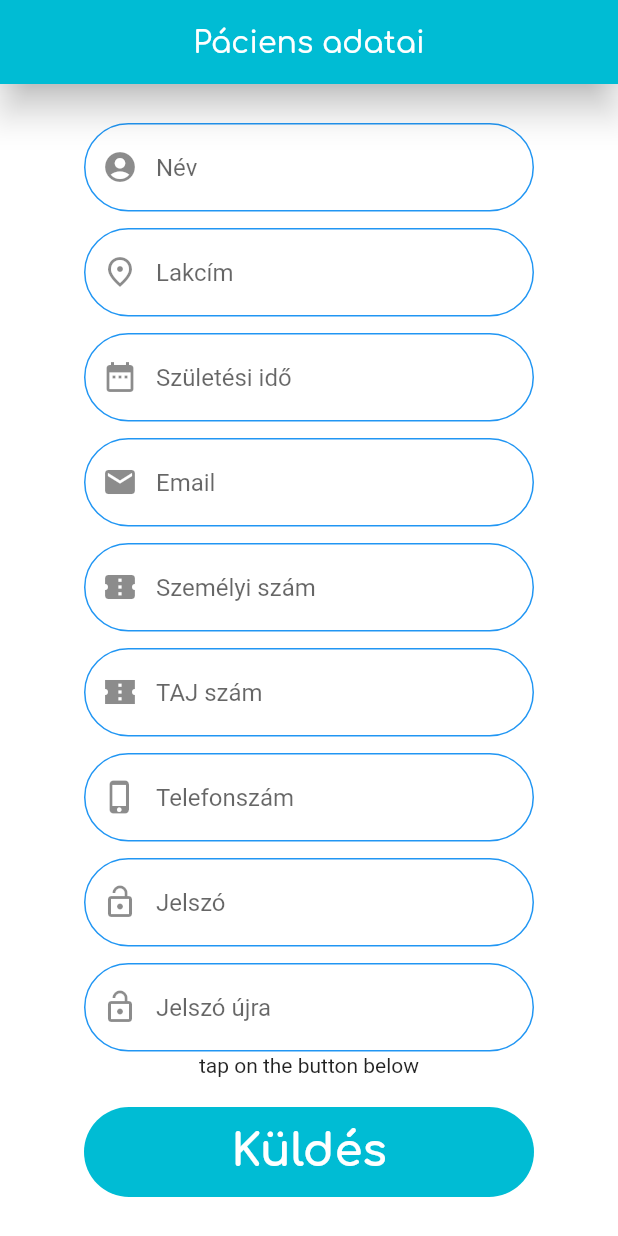
After one commit to adamkekesi/VaccinationHelper, a Flutter app: the screen it shows after launch, after a tap on "Páciens", on a phone screen of 412 x 824 dp. The commit adds this screen. Run offline on Flutter 3.47's test engine with Material 2 defaults, Android fonts, the phone set to English and light mode, and no system bars; our stand-ins replace async_redux, built_collection, built_value, flutter_spinkit, shared_preferences; accounts and stored records are empty; generated files the repository leaves out were written again.

Commit message:
dart.html

```diff
--- a/vaccination_helper/lib/main.dart
+++ b/vaccination_helper/lib/main.dart
@@ -5,9 +5,9 @@ import 'package:vaccination_helper/core/redux/store.dart';
 import 'package:vaccination_helper/core/settings/settings_persist.dart';
 import 'package:vaccination_helper/helpers/rest/rest_client.dart';
 import 'package:async_redux/async_redux.dart';
-import 'package:vaccination_helper/pages/account_type_page/account_type_page.dart';
-import 'package:vaccination_helper/pages/loading_page/loading.dart';
-import 'package:vaccination_helper/pages/login_or_register/login_or_register.dart';
+import 'package:vaccination_helper/pages/account_type/account_type.dart';
+import 'package:vaccination_helper/pages/loading/loading.dart';
+import 'package:vaccination_helper/pages/user_sing_up/user_sing_up.dart';
 
 void main() async {
   runApp(AppContainer());
@@ -30,6 +30,6 @@ class VaccinationApp extends StatelessWidget {
 
   @override
   Widget build(BuildContext context) {
-    return MaterialApp(title: 'Vaccination Helper', home: Button());
+    return MaterialApp(title: 'Vaccination Helper', home: AccountType());
   }
 }
--- a/vaccination_helper/lib/pages/account_type_page/account_type_page.dart
+++ b/vaccination_helper/lib/pages/account_type/account_type.dart
@@ -1,7 +1,8 @@
 import 'package:flutter/material.dart';
 import 'package:flutter_spinkit/flutter_spinkit.dart';
 import 'package:vaccination_helper/core/translation/translator.dart';
-import 'package:vaccination_helper/pages/loading_page/loading.dart';
+import 'package:vaccination_helper/pages/loading/loading.dart';
+import 'package:vaccination_helper/pages/user_sing_up/user_sing_up.dart';
 
 class AccountType extends StatelessWidget {
   AccountType({this.translator});
@@ -16,6 +17,7 @@ class AccountType extends StatelessWidget {
           style: TextStyle(fontFamily: 'Comfortaa'),
         ),
         centerTitle: true,
+        elevation: 10,
         backgroundColor: Colors.cyan,
       ),
       body: Center(
@@ -25,8 +27,10 @@ class AccountType extends StatelessWidget {
             RaisedButton(
               padding: EdgeInsets.symmetric(vertical: 20, horizontal: 80),
               onPressed: () {
-                Navigator.push(context,
-                    new MaterialPageRoute(builder: (context) => new Loading()));
+                Navigator.push(
+                    context,
+                    new MaterialPageRoute(
+                        builder: (context) => new UserSingUp()));
               },
               color: Colors.cyan[500],
               shape: RoundedRectangleBorder(
--- /dev/null
+++ b/vaccination_helper/lib/pages/user_sing_up/user_sing_up.dart
@@ -0,0 +1,170 @@
+import 'package:flutter/material.dart';
+
+class UserSingUp extends StatefulWidget {
+  @override
+  _ButtonState createState() => _ButtonState();
+}
+
+class _ButtonState extends State<UserSingUp>
+    with SingleTickerProviderStateMixin {
+  AnimationController _controller;
+  double _scale;
+  @override
+  void initState() {
+    _controller = AnimationController(
+        vsync: this,
+        duration: Duration(milliseconds: 200),
+        lowerBound: 0.0,
+        upperBound: 0.1)
+      ..addListener(() {
+        setState(() {});
+      });
+  }
+
+  @override
+  Widget build(BuildContext context) {
+    _scale = 1 - _controller.value;
+    return MaterialApp(
+      home: Scaffold(
+        backgroundColor: Colors.white,
+        appBar: AppBar(
+          title: Text(
+            'Páciens adatai',
+            style: TextStyle(fontFamily: 'Comfortaa'),
+          ),
+          centerTitle: true,
+          elevation: 10,
+          backgroundColor: Colors.cyan,
+        ),
+        body: Column(
+          mainAxisAlignment: MainAxisAlignment.center,
+          children: <Widget>[
+            Column(children: [
+              Container(
+                  width: 300,
+                  height: 60,
+                  child: _textfieldUi(
+                      hintText: "Név", icon: Icons.account_circle)),
+              SizedBox(
+                height: 10,
+              ),
+              Container(
+                  width: 300,
+                  height: 60,
+                  child: _textfieldUi(
+                      hintText: "Lakcím", icon: Icons.place_outlined)),
+              SizedBox(
+                height: 10,
+              ),
+              Container(
+                  width: 300,
+                  height: 60,
+                  child: _textfieldUi(
+                      hintText: "Születési idő", icon: Icons.date_range)),
+              SizedBox(
+                height: 10,
+              ),
+              Container(
+                  width: 300,
+                  height: 60,
+                  child: _textfieldUi(hintText: "Email", icon: Icons.email)),
+              SizedBox(
+                height: 10,
+              ),
+              Container(
+                  width: 300,
+                  height: 60,
+                  child: _textfieldUi(
+                      hintText: "Személyi szám", icon: Icons.confirmation_num)),
+              SizedBox(
+                height: 10,
+              ),
+              Container(
+                  width: 300,
+                  height: 60,
+                  child: _textfieldUi(
+                      hintText: "TAJ szám",
+                      icon: Icons.confirmation_number_sharp)),
+              SizedBox(
+                height: 10,
+              ),
+              Container(
+                  width: 300,
+                  height: 60,
+                  child: _textfieldUi(
+                      hintText: "Telefonszám", icon: Icons.phone_iphone)),
+              SizedBox(
+                height: 10,
+              ),
+              Container(
+                  width: 300,
+                  height: 60,
+                  child:
+                      _textfieldUi(hintText: "Jelszó", icon: Icons.lock_open)),
+              SizedBox(
+                height: 10,
+              ),
+              Container(
+                  width: 300,
+                  height: 60,
+                  child: _textfieldUi(
+                      hintText: "Jelszó újra", icon: Icons.lock_open)),
+            ]),
+            Text('tap on the button below'),
+            SizedBox(
+              height: 20.0,
+            ),
+            Center(
+              child: GestureDetector(
+                onTapDown: _onTapDown,
+                onTapUp: _onTapUp,
+                child: Transform.scale(
+                  scale: _scale,
+                  child: _animatedButtonUi,
+                ),
+              ),
+            )
+          ],
+        ),
+      ),
+    );
+  }
+
+  Widget _textfieldUi({String hintText, IconData icon}) {
+    return TextField(
+      decoration: InputDecoration(
+          enabledBorder: OutlineInputBorder(
+            borderSide: BorderSide(color: Colors.blue),
+            borderRadius: BorderRadius.all(Radius.circular(100)),
+          ),
+          focusedBorder: OutlineInputBorder(
+              borderSide: BorderSide(color: Colors.greenAccent),
+              borderRadius: BorderRadius.all(Radius.circular(100))),
+          prefixIcon: Icon(icon),
+          hintText: hintText),
+    );
+  }
+
+  Widget get _animatedButtonUi => Container(
+      height: 60,
+      width: 300,
+      decoration: BoxDecoration(
+          borderRadius: BorderRadius.circular(100.0), color: Colors.cyan),
+      child: Center(
+        child: Text(
+          "Küldés",
+          style: TextStyle(
+              color: Colors.white,
+              fontWeight: FontWeight.bold,
+              fontSize: 30,
+              fontFamily: 'Comfortaa'),
+        ),
+      ));
+  void _onTapDown(TapDownDetails details) {
+    _controller.forward();
+  }
+
+  void _onTapUp(TapUpDetails details) {
+    _controller.reverse();
+  }
+}
```
Also changed, not shown: vaccination_helper/lib/pages/login_or_register/login_or_register.dart (deleted, +0 -193 lines), vaccination_helper/lib/pages/loading/loading.dart (renamed from vaccination_helper/lib/pages/loading_page/loading.dart), vaccination_helper/lib/pages/login_singup/login_singup.dart (added).
